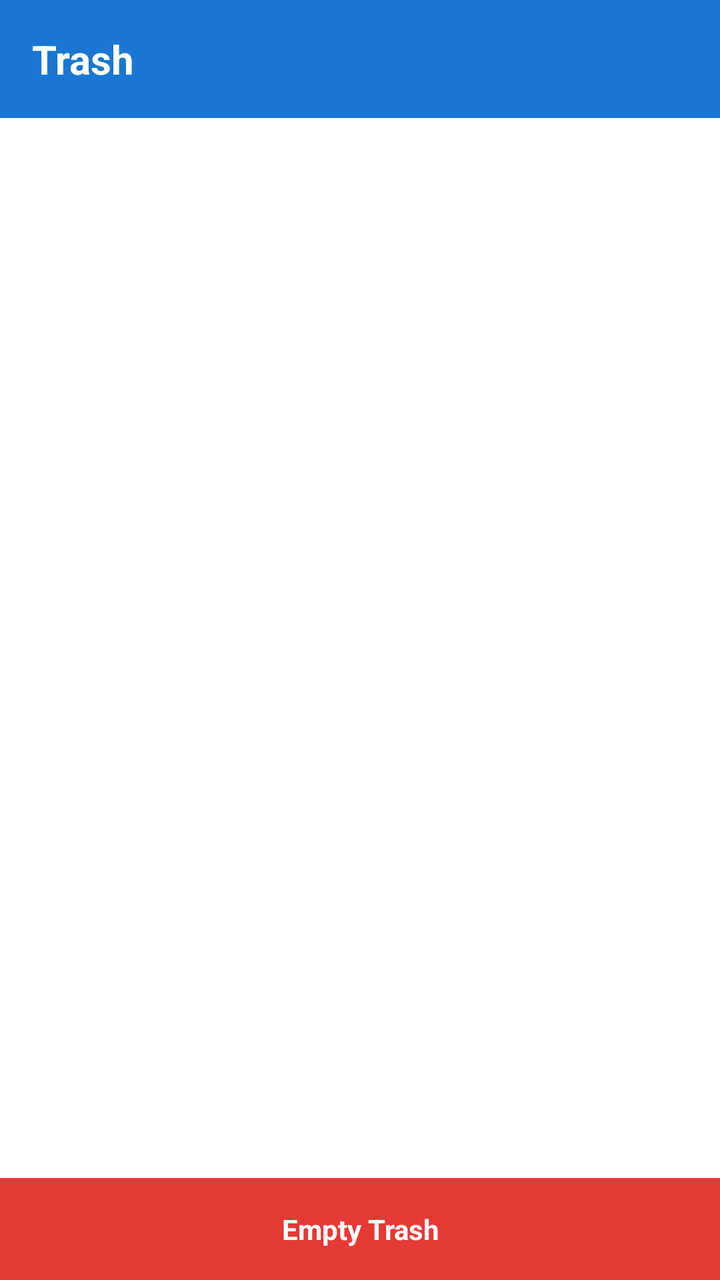
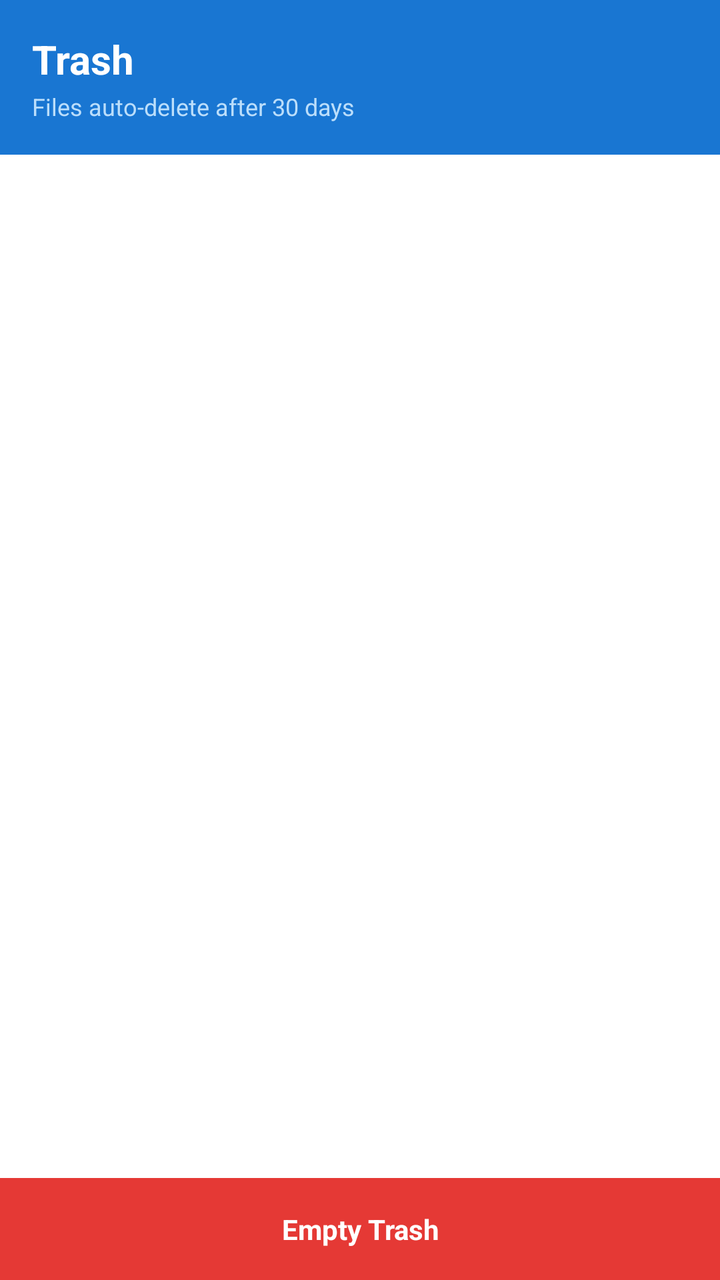

Screens rendered from an Android XML layout before and after an edit, with the pre-edit source and the edit as a unified diff.
<!-- AndroidManifest.xml: application theme Theme.MyFile -->
<!-- res/layout/activity_trash.xml -->
<?xml version="1.0" encoding="utf-8"?>
<LinearLayout xmlns:android="http://schemas.android.com/apk/res/android"
    android:orientation="vertical"
    android:layout_width="match_parent"
    android:layout_height="match_parent">

    <LinearLayout
        android:layout_width="match_parent"
        android:layout_height="wrap_content"
        android:orientation="vertical"
        android:background="#1976D2"
        android:padding="16dp">

        <TextView
            android:layout_width="wrap_content"
            android:layout_height="wrap_content"
            android:text="Trash"
            android:textColor="#FFFFFF"
            android:textSize="20sp"
            android:textStyle="bold" />
    </LinearLayout>

    <FrameLayout
        android:layout_width="match_parent"
        android:layout_height="0dp"
        android:layout_weight="1">

        <androidx.recyclerview.widget.RecyclerView
            android:id="@+id/recyclerViewTrash"
            android:layout_width="match_parent"
            android:layout_height="match_parent" />

        <TextView
            android:id="@+id/tvTrashEmpty"
            android:layout_width="wrap_content"
            android:layout_height="wrap_content"
            android:layout_gravity="center"
            android:text="Trash is empty"
            android:textColor="#9E9E9E"
            android:textSize="15sp"
            android:visibility="gone" />
    </FrameLayout>

    <TextView
        android:id="@+id/btnEmptyTrash"
        android:layout_width="match_parent"
        android:layout_height="wrap_content"
        android:padding="16dp"
        android:gravity="center"
        android:text="Empty Trash"
        android:textColor="#FFFFFF"
        android:textStyle="bold"
        android:background="#E53935" />

</LinearLayout>
<!-- resources referenced by this layout -->
<resources>
  <style name="Theme.MyFile" parent="Theme.MaterialComponents.DayNight.NoActionBar">
          <item name="colorPrimary">@color/blue_primary</item>
          <item name="colorPrimaryVariant">@color/blue_dark</item>
          <item name="colorOnPrimary">@color/white</item>
          <item name="android:statusBarColor">@color/blue_dark</item>
      </style>
  <color name="blue_primary">#1976D2</color>
  <color name="blue_dark">#1565C0</color>
  <color name="white">#FFFFFF</color>
</resources>

<!-- the commit's change to res/layout/activity_trash.xml (unified diff, before → after) -->
@@ -5,6 +5,61 @@
     android:layout_height="match_parent">
 
     <LinearLayout
+        android:id="@+id/selectionToolbarTrash"
+        android:layout_width="match_parent"
+        android:layout_height="?attr/actionBarSize"
+        android:background="#333333"
+        android:orientation="horizontal"
+        android:gravity="center_vertical"
+        android:visibility="gone">
+
+        <TextView
+            android:id="@+id/btnSelCancelTrash"
+            android:layout_width="wrap_content"
+            android:layout_height="match_parent"
+            android:gravity="center"
+            android:padding="16dp"
+            android:text="✕"
+            android:textColor="#FFFFFF"
+            android:textSize="20sp"
+            android:background="?attr/selectableItemBackground" />
+
+        <TextView
+            android:id="@+id/tvSelectionCountTrash"
+            android:layout_width="0dp"
+            android:layout_height="wrap_content"
+            android:layout_weight="1"
+            android:text="0 selected"
+            android:textColor="#FFFFFF"
+            android:textSize="18sp"
+            android:textStyle="bold"
+            android:paddingStart="16dp" />
+
+        <TextView
+            android:id="@+id/btnSelRestore"
+            android:layout_width="wrap_content"
+            android:layout_height="match_parent"
+            android:gravity="center"
+            android:padding="16dp"
+            android:text="RESTORE"
+            android:textColor="#FFFFFF"
+            android:textStyle="bold"
+            android:background="?attr/selectableItemBackground" />
+
+        <TextView
+            android:id="@+id/btnSelDeleteTrash"
+            android:layout_width="wrap_content"
+            android:layout_height="match_parent"
+            android:gravity="center"
+            android:padding="16dp"
+            android:text="DELETE"
+            android:textColor="#E53935"
+            android:textStyle="bold"
+            android:background="?attr/selectableItemBackground" />
+    </LinearLayout>
+
+    <LinearLayout
+        android:id="@+id/defaultToolbarTrash"
         android:layout_width="match_parent"
         android:layout_height="wrap_content"
         android:orientation="vertical"
@@ -18,6 +73,14 @@
             android:textColor="#FFFFFF"
             android:textSize="20sp"
             android:textStyle="bold" />
+            
+        <TextView
+            android:layout_width="wrap_content"
+            android:layout_height="wrap_content"
+            android:text="Files auto-delete after 30 days"
+            android:textColor="#BBDEFB"
+            android:textSize="12sp"
+            android:layout_marginTop="2dp" />
     </LinearLayout>
 
     <FrameLayout
